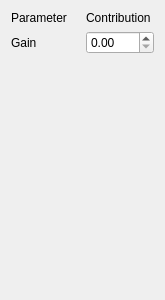
This is ui/VoltageGlobalAdjust.ui in MonroeQuantumNetworks/IonControl as Qt 5 draws it before an edit. The edited form follows.
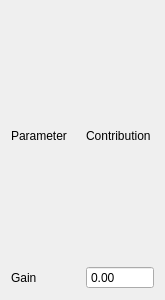
This is the edited form. Custom widgets are drawn as their Qt base class.

Commit message: updated the plot line icons, fixed the GlobalAdjustWidget layout

Diff of the .ui file:
```diff
--- a/ui/VoltageGlobalAdjust.ui
+++ b/ui/VoltageGlobalAdjust.ui
@@ -14,8 +14,12 @@
    <string>Form</string>
   </property>
   <layout class="QGridLayout" name="gridLayout">
-   <item row="1" column="2">
-    <widget class="MagnitudeSpinBox" name="gainBox"/>
+   <item row="0" column="2">
+    <widget class="QLabel" name="label_3">
+     <property name="text">
+      <string>Contribution</string>
+     </property>
+    </widget>
    </item>
    <item row="1" column="1">
     <widget class="QLabel" name="label">
@@ -31,26 +35,13 @@
      </property>
     </widget>
    </item>
-   <item row="0" column="2">
-    <widget class="QLabel" name="label_3">
-     <property name="text">
-      <string>Contribution</string>
+   <item row="1" column="2">
+    <widget class="MagnitudeSpinBox" name="gainBox">
+     <property name="buttonSymbols">
+      <enum>QAbstractSpinBox::NoButtons</enum>
      </property>
     </widget>
    </item>
-   <item row="2" column="1">
-    <spacer name="verticalSpacer">
-     <property name="orientation">
-      <enum>Qt::Vertical</enum>
-     </property>
-     <property name="sizeHint" stdset="0">
-      <size>
-       <width>20</width>
-       <height>40</height>
-      </size>
-     </property>
-    </spacer>
-   </item>
   </layout>
  </widget>
  <customwidgets>
```
The commit also changes 11 other files.
